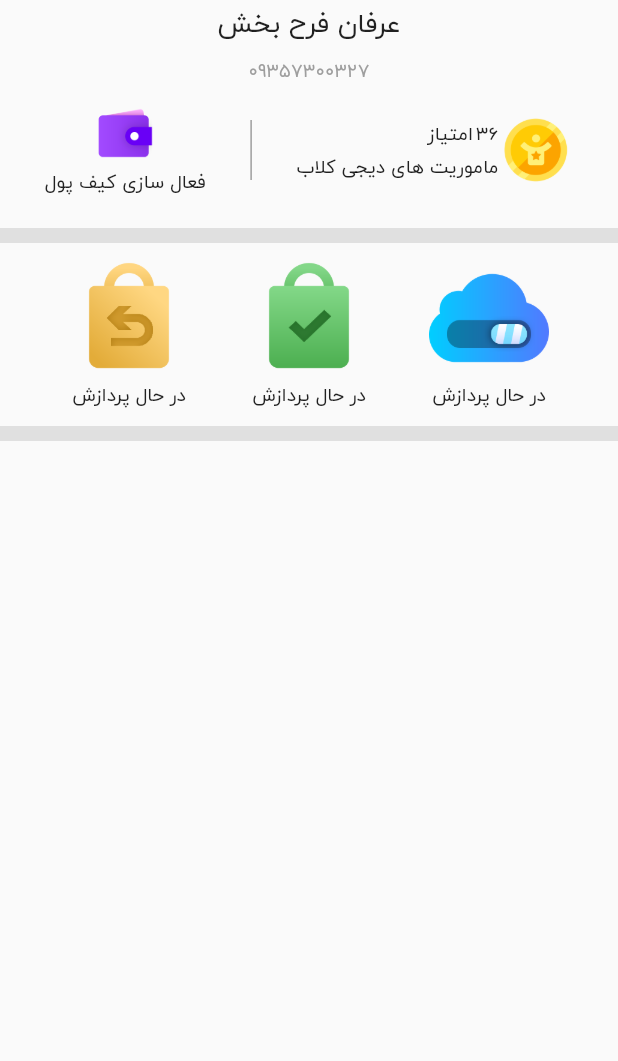
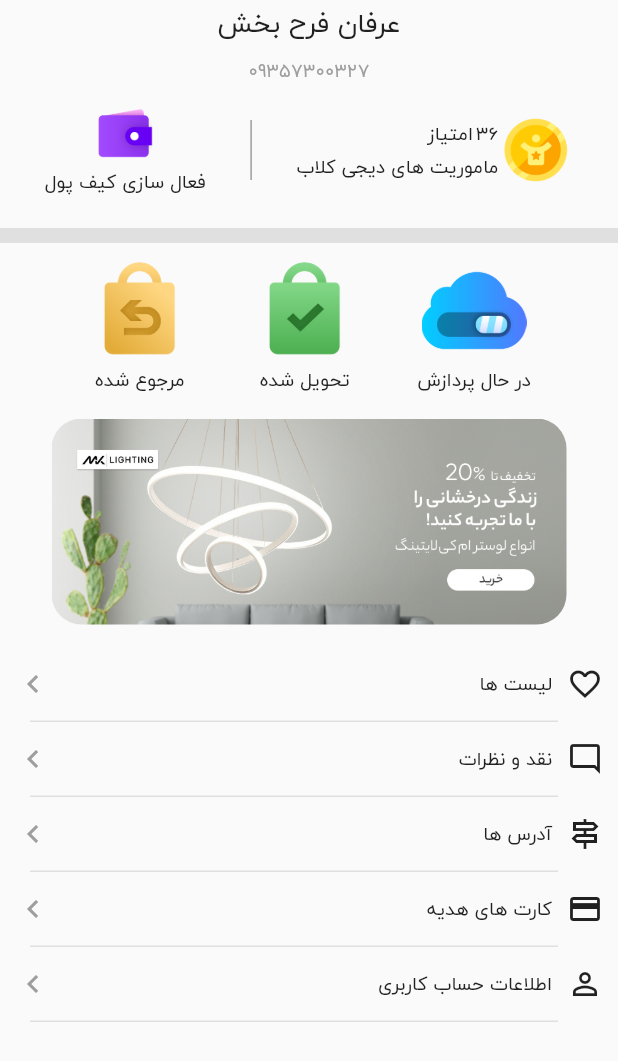
Before and after one commit to thatserfan/Digikala-UI-Flutter, a Flutter app: the ProfileScreen widget shown alone on an empty page, opened directly, on a phone screen of 412 x 824 dp. Shown: the top 1061 px of the screen. Run offline on Flutter 3.47's test engine with Material 2 defaults, Android fonts, the phone set to English and light mode, and no system bars; our stand-ins replace carousel_slider.

Commit message:
Add profile buttons on profile screen

```diff
--- a/lib/screen/profile_screen.dart
+++ b/lib/screen/profile_screen.dart
@@ -1,4 +1,8 @@
+import 'package:digikala_ui/widgets/profile_button.dart';
+import 'package:digikala_ui/widgets/status_button.dart';
 import 'package:flutter/material.dart';
+
+import '../widgets/single_banner.dart';
 
 class ProfileScreen extends StatelessWidget {
   const ProfileScreen({super.key});
@@ -80,51 +84,56 @@ class ProfileScreen extends StatelessWidget {
             reverse: true,
             child: Row(
               children: [
-                Padding(
-                  padding: const EdgeInsets.symmetric(horizontal: 20),
-                  child: Column(
-                    children: [
-                      Image.asset(
-                        'assets/image/profile-icons/status-returned.png',
-                        width: 80,
-                      ),
-                      const Text('در حال پردازش'),
-                    ],
+                StatusButton(
+                  image: Image.asset(
+                    'assets/image/profile-icons/status-returned.png',
                   ),
+                  title: 'مرجوع شده',
                 ),
-                Padding(
-                  padding: const EdgeInsets.symmetric(horizontal: 20),
-                  child: Column(
-                    children: [
-                      Image.asset(
-                        'assets/image/profile-icons/status-delivered.png',
-                        width: 80,
-                      ),
-                      const Text('در حال پردازش'),
-                    ],
+                StatusButton(
+                    image: Image.asset(
+                      'assets/image/profile-icons/status-delivered.png',
+                    ),
+                    title: 'تحویل شده'),
+                StatusButton(
+                  image: Image.asset(
+                    'assets/image/profile-icons/status-processing.png',
                   ),
-                ),
-                Padding(
-                  padding: const EdgeInsets.symmetric(horizontal: 20),
-                  child: Column(
-                    children: [
-                      Image.asset(
-                        'assets/image/profile-icons/status-processing.png',
-                        width: 80,
-                      ),
-                      const Text('در حال پردازش'),
-                    ],
-                  ),
+                  title: 'در حال پردازش',
                 ),
               ],
             ),
           ),
-          Padding(
-            padding: const EdgeInsets.symmetric(vertical: 10),
-            child: Container(
-              height: 10,
-              color: Colors.grey[300],
+          const Padding(
+            padding: EdgeInsets.symmetric(vertical: 10),
+            child: SingleBanner(
+              image: AssetImage('assets/image/single-banner/light.jpg'),
             ),
+          ),
+          ProfileButton(
+            icon: const Icon(Icons.favorite_border),
+            title: 'لیست ها',
+            onTap: () {},
+          ),
+          ProfileButton(
+            icon: const Icon(Icons.mode_comment_outlined),
+            title: 'نقد و نظرات',
+            onTap: () {},
+          ),
+          ProfileButton(
+            icon: const Icon(Icons.signpost_outlined),
+            title: 'آدرس ها',
+            onTap: () {},
+          ),
+          ProfileButton(
+            icon: const Icon(Icons.credit_card),
+            title: 'کارت های هدیه',
+            onTap: () {},
+          ),
+          ProfileButton(
+            icon: const Icon(Icons.person_outline),
+            title: 'اطلاعات حساب کاربری',
+            onTap: () {},
           ),
         ],
       ),
```
